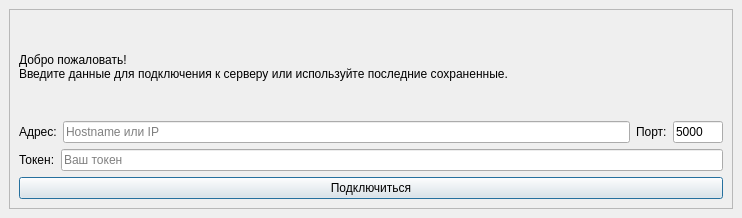
Old version of the form hubm_admin_panel/ui/ui_launch.ui in the repository PrintLine512/hubM-Admin-Panel.
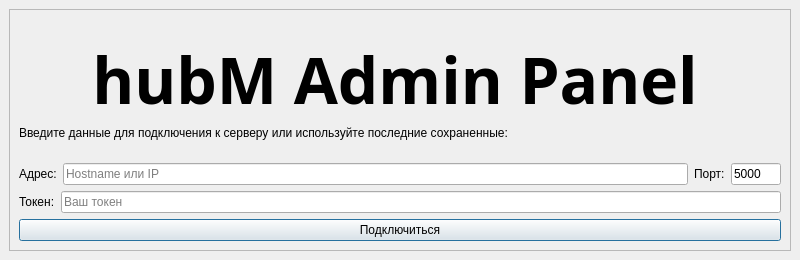
New version of the form. Icons and pictures are not drawn.

Patch:
```diff
--- a/hubm_admin_panel/ui/ui_launch.ui
+++ b/hubm_admin_panel/ui/ui_launch.ui
@@ -6,10 +6,28 @@
    <rect>
     <x>0</x>
     <y>0</y>
-    <width>742</width>
-    <height>218</height>
+    <width>800</width>
+    <height>260</height>
    </rect>
   </property>
+  <property name="sizePolicy">
+   <sizepolicy hsizetype="Fixed" vsizetype="Fixed">
+    <horstretch>0</horstretch>
+    <verstretch>0</verstretch>
+   </sizepolicy>
+  </property>
+  <property name="minimumSize">
+   <size>
+    <width>800</width>
+    <height>260</height>
+   </size>
+  </property>
+  <property name="maximumSize">
+   <size>
+    <width>800</width>
+    <height>260</height>
+   </size>
+  </property>
   <property name="windowTitle">
    <string>hubM Admin Panel Connect</string>
   </property>
@@ -17,6 +35,9 @@
    <iconset>
     <normaloff>:/res/icon_connect</normaloff>:/res/icon_connect</iconset>
   </property>
+  <property name="documentMode">
+   <bool>false</bool>
+  </property>
   <widget class="QWidget" name="centralwidget">
    <layout class="QGridLayout" name="gridLayout">
     <item row="0" column="0">
@@ -29,11 +50,119 @@
       </property>
       <layout class="QVBoxLayout" name="verticalLayout_4">
        <item>
-        <widget class="QLabel" name="label_5">
-         <property name="text">
-          <string>&lt;html&gt;&lt;head/&gt;&lt;body&gt;&lt;p&gt;Добро пожаловать!&lt;br/&gt;Введите данные для подключения к серверу или используйте последние сохраненные.&lt;/p&gt;&lt;/body&gt;&lt;/html&gt;</string>
-         </property>
-        </widget>
+        <layout class="QHBoxLayout" name="horizontalLayout">
+         <item>
+          <layout class="QVBoxLayout" name="verticalLayout">
+           <property name="sizeConstraint">
+            <enum>QLayout::SizeConstraint::SetDefaultConstraint</enum>
+           </property>
+           <item>
+            <widget class="QFrame" name="frame_2">
+             <property name="frameShape">
+              <enum>QFrame::Shape::NoFrame</enum>
+             </property>
+             <property name="frameShadow">
+              <enum>QFrame::Shadow::Raised</enum>
+             </property>
+             <property name="lineWidth">
+              <number>0</number>
+             </property>
+             <widget class="QLabel" name="label_5">
+              <property name="geometry">
+               <rect>
+                <x>0</x>
+                <y>50</y>
+                <width>571</width>
+                <height>71</height>
+               </rect>
+              </property>
+              <property name="sizePolicy">
+               <sizepolicy hsizetype="Minimum" vsizetype="Minimum">
+                <horstretch>0</horstretch>
+                <verstretch>0</verstretch>
+               </sizepolicy>
+              </property>
+              <property name="text">
+               <string>&lt;html&gt;&lt;head/&gt;&lt;body&gt;&lt;p&gt;Введите данные для подключения к серверу или используйте последние сохраненные:&lt;/p&gt;&lt;/body&gt;&lt;/html&gt;</string>
+              </property>
+              <property name="textFormat">
+               <enum>Qt::TextFormat::RichText</enum>
+              </property>
+              <property name="scaledContents">
+               <bool>false</bool>
+              </property>
+              <property name="alignment">
+               <set>Qt::AlignmentFlag::AlignBottom|Qt::AlignmentFlag::AlignLeading|Qt::AlignmentFlag::AlignLeft</set>
+              </property>
+             </widget>
+             <widget class="QLabel" name="label_9">
+              <property name="geometry">
+               <rect>
+                <x>60</x>
+                <y>0</y>
+                <width>632</width>
+                <height>121</height>
+               </rect>
+              </property>
+              <property name="sizePolicy">
+               <sizepolicy hsizetype="Expanding" vsizetype="Expanding">
+                <horstretch>0</horstretch>
+                <verstretch>0</verstretch>
+               </sizepolicy>
+              </property>
+              <property name="font">
+               <font>
+                <family>Britannic</family>
+                <pointsize>14</pointsize>
+                <bold>true</bold>
+               </font>
+              </property>
+              <property name="text">
+               <string>&lt;html&gt;&lt;head/&gt;&lt;body&gt;&lt;p&gt;&lt;span style=&quot; font-size:48pt;&quot;&gt;hubM Admin Panel&lt;/span&gt;&lt;/p&gt;&lt;/body&gt;&lt;/html&gt;</string>
+              </property>
+              <property name="textFormat">
+               <enum>Qt::TextFormat::MarkdownText</enum>
+              </property>
+              <property name="scaledContents">
+               <bool>false</bool>
+              </property>
+              <property name="alignment">
+               <set>Qt::AlignmentFlag::AlignCenter</set>
+              </property>
+             </widget>
+             <widget class="QLabel" name="label">
+              <property name="geometry">
+               <rect>
+                <x>640</x>
+                <y>40</y>
+                <width>71</width>
+                <height>71</height>
+               </rect>
+              </property>
+              <property name="maximumSize">
+               <size>
+                <width>120</width>
+                <height>120</height>
+               </size>
+              </property>
+              <property name="pixmap">
+               <pixmap resource="resources.qrc">:/res/image/hub_fill.png</pixmap>
+              </property>
+              <property name="scaledContents">
+               <bool>true</bool>
+              </property>
+              <property name="wordWrap">
+               <bool>false</bool>
+              </property>
+              <property name="openExternalLinks">
+               <bool>false</bool>
+              </property>
+             </widget>
+            </widget>
+           </item>
+          </layout>
+         </item>
+        </layout>
        </item>
        <item>
         <layout class="QVBoxLayout" name="verticalLayout_5">
```
Left out of the diff: 4 changed lines with no effect on the pictures.
